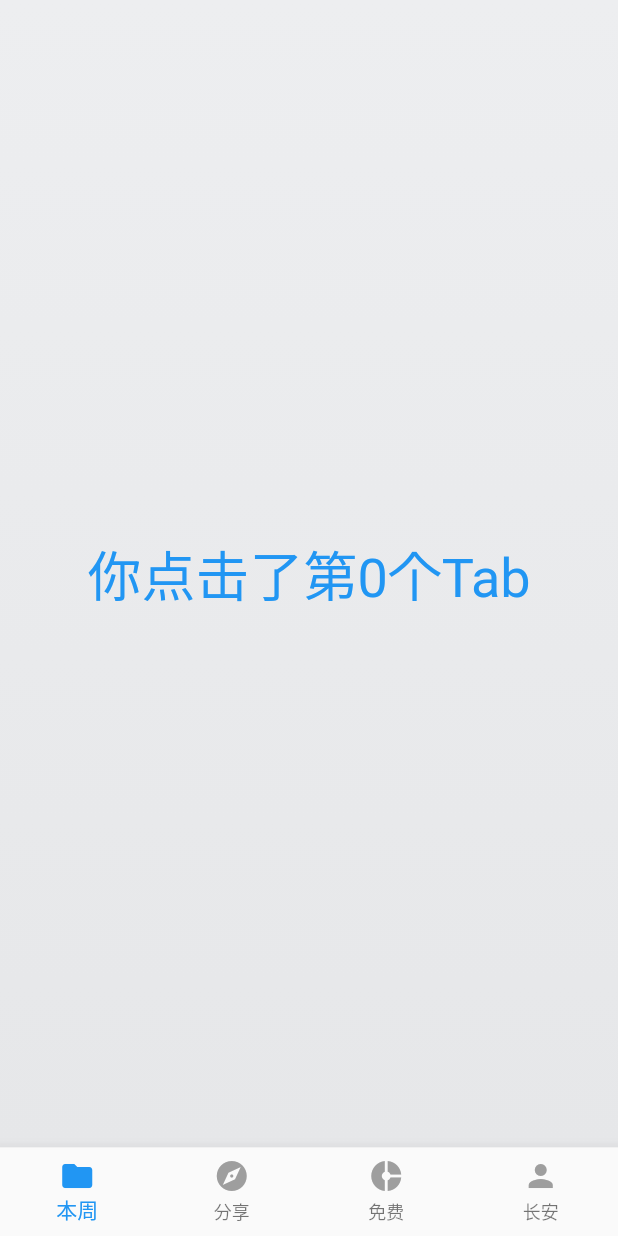
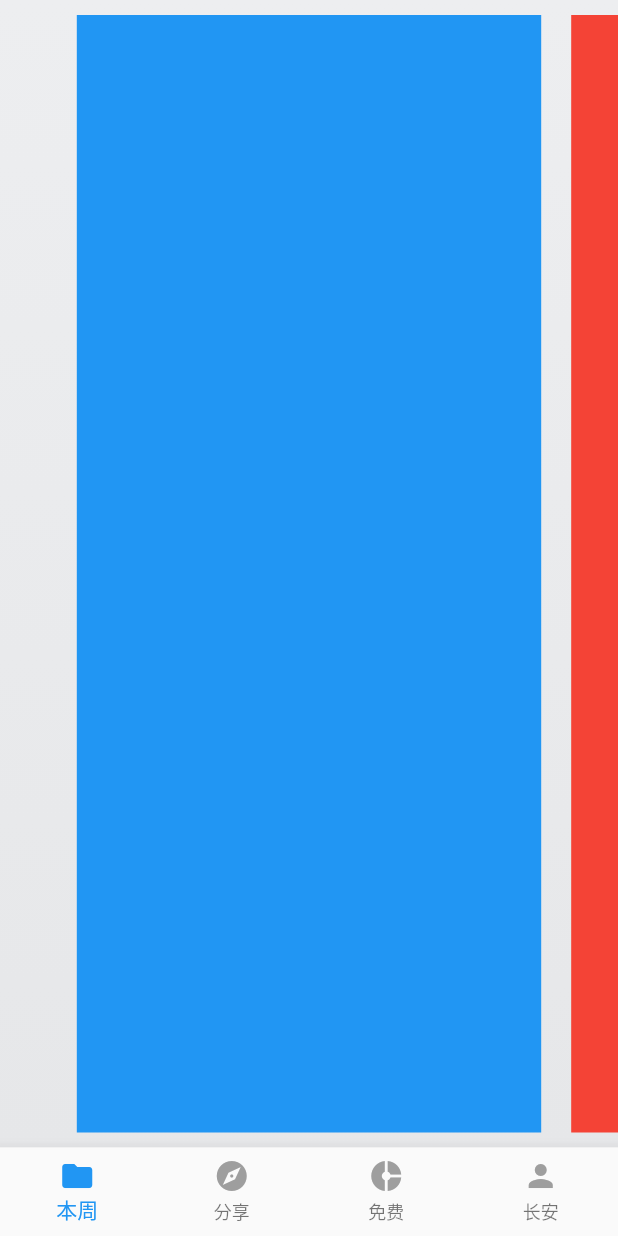
Before and after one commit to paopaomo/beauty_flutter, a Flutter app: the screen it shows after launch, on a phone screen of 412 x 824 dp. Run offline on Flutter 3.47's test engine with Material 2 defaults, Android fonts, the phone set to English and light mode, and no system bars.

Commit message:
slide switch

```diff
--- /dev/null
+++ b/lib/content_pager.dart
@@ -0,0 +1,72 @@
+import 'package:flutter/material.dart';
+
+class ContentPager extends StatefulWidget {
+  final ValueChanged<int> onPageChanged;
+  final ContentPagerController contentPagerController;
+
+  const ContentPager({Key key, this.onPageChanged, this.contentPagerController}) : super(key: key);
+
+  @override
+  _ContentPagerState createState() => _ContentPagerState();
+}
+
+class _ContentPagerState extends State<ContentPager> {
+  PageController _pageController = PageController(
+      viewportFraction: 0.8
+  );
+
+  static List<Color> _colors = [
+    Colors.blue,
+    Colors.red,
+    Colors.orange,
+    Colors.teal
+  ];
+
+  @override
+  void initState() {
+    if(widget.contentPagerController != null) {
+      widget.contentPagerController._pageController = _pageController;
+    }
+    super.initState();
+  }
+
+  @override
+  Widget build(BuildContext context) {
+    return Column(
+      children: <Widget>[
+        // appBar
+        Expanded(
+          child: PageView(
+            children: <Widget>[
+              _wrapItem(0),
+              _wrapItem(1),
+              _wrapItem(2),
+              _wrapItem(3),
+            ],
+            controller: _pageController,
+            onPageChanged: widget.onPageChanged
+          ),
+        )
+      ],
+    );
+  }
+
+  Widget _wrapItem(index) {
+    return Padding(
+      padding: EdgeInsets.all(10),
+      child: Container(
+        decoration: BoxDecoration(
+          color: _colors[index]
+        ),
+      ),
+    );
+  }
+}
+
+class ContentPagerController {
+  PageController _pageController;
+
+  void jumpToPage(int page) {
+    _pageController?.jumpToPage(page);
+  }
+}
--- a/lib/tab_navigator.dart
+++ b/lib/tab_navigator.dart
@@ -1,3 +1,4 @@
+import 'package:beautyflutter/content_pager.dart';
 import 'package:flutter/material.dart';
 
 class TabNavigator extends StatefulWidget {
@@ -9,6 +10,7 @@ class _TabNavigatorState extends State<TabNavigator> {
   final _defaultColor = Colors.grey;
   final _activeColor = Colors.blue;
   int _currentIndex = 0;
+  final ContentPagerController _contentPagerController = ContentPagerController();
 
   @override
   Widget build(BuildContext context) {
@@ -24,9 +26,14 @@ class _TabNavigatorState extends State<TabNavigator> {
               end: Alignment.bottomCenter
           )
         ),
-        child: Center(
-          child: Text('你点击了第$_currentIndex个Tab', style: TextStyle(fontSize: 36, color: Colors.blue)),
-        ),
+        child: ContentPager(
+          onPageChanged: (int index) {
+            setState(() {
+              _currentIndex = index;
+            });
+          },
+          contentPagerController: _contentPagerController,
+        )
       ),
       bottomNavigationBar: BottomNavigationBar(
         items: [
@@ -56,6 +63,7 @@ class _TabNavigatorState extends State<TabNavigator> {
   }
 
   _handleTap(index) {
+    _contentPagerController.jumpToPage(index);
     setState(() {
       _currentIndex = index;
     });
```
